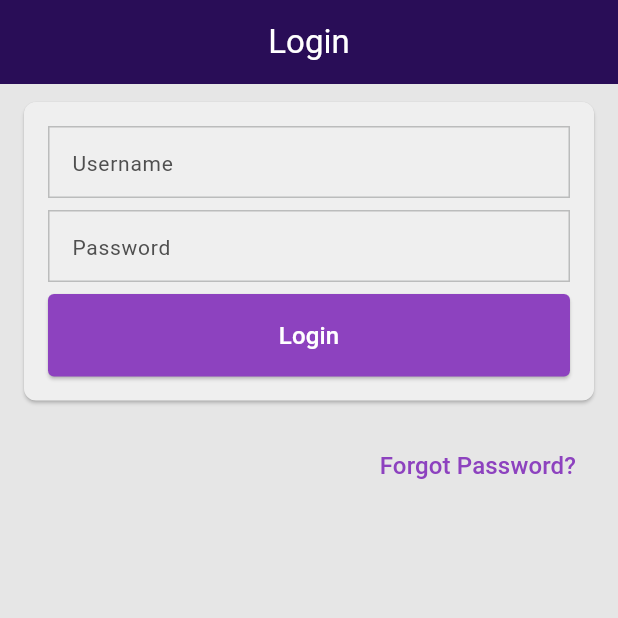
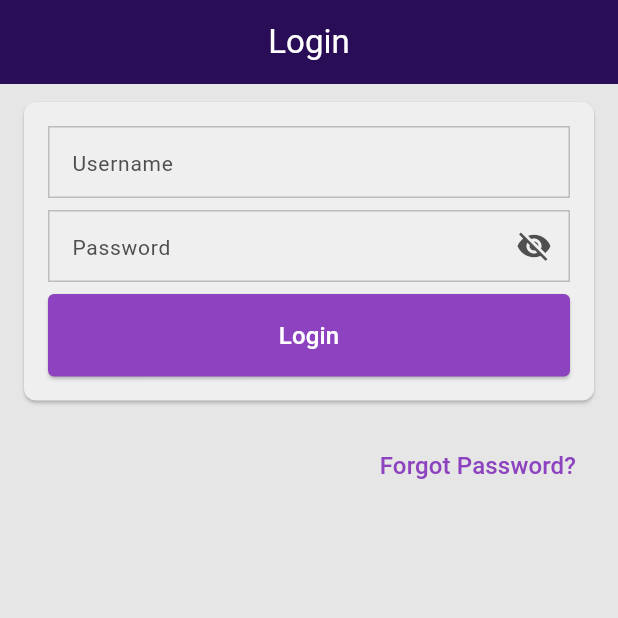
Before and after one commit to nateonguitar/flutter_best_practices, a Flutter app: the screen it shows after launch, on a phone screen of 412 x 824 dp, the top half of it. Run offline on Flutter 3.47's test engine with Material 3 defaults, Android fonts, the light colour scheme and no system bars; our stand-ins replace connectivity_plus, dio, go_router, shared_preferences; Roboto replaces fonts that are missing (Poppins).

Commit message:
Login autofill, show/hide password

```diff
--- a/lib/build_config.dart
+++ b/lib/build_config.dart
@@ -7,11 +7,11 @@ enum Environment {
 }
 
 class LoginAutofill {
-  final String email;
+  final String username;
   final String password;
 
   LoginAutofill({
-    required this.email,
+    required this.username,
     required this.password,
   });
 }
--- a/lib/main_dev.example.dart
+++ b/lib/main_dev.example.dart
@@ -27,8 +27,7 @@ Future<void> main() async {
     // mockNetworkLatencyDuration: const Duration(seconds: 1),
     apiUrl: apiUrl,
     loginAutofill: LoginAutofill(
-      email: 'guru.pro@test.com',
-      // email: 'asdf@asdf.com',
+      username: 'username1',
       password: r'Test1234$',
     ),
     environment: Environment.development,
--- a/lib/pages/login_page.dart
+++ b/lib/pages/login_page.dart
@@ -1,4 +1,5 @@
 import 'package:flutter/material.dart';
+import 'package:flutter_best_practices/build_config.dart';
 import 'package:flutter_best_practices/provider.dart';
 import 'package:flutter_best_practices/services/auth_service.dart';
 import 'package:flutter_best_practices/themes/core_theme.dart';
@@ -7,6 +8,11 @@ import 'package:flutter_best_practices/utils/logging.dart';
 class _Controllers {
   final username = TextEditingController();
   final password = TextEditingController();
+
+  void initFromAutofill(LoginAutofill loginAutofill) {
+    username.text = loginAutofill.username;
+    password.text = loginAutofill.password;
+  }
 
   void trimAll() {
     username.text = username.text.trim();
@@ -25,9 +31,19 @@ class _LoginPageState extends State<LoginPage> with Logging {
   final _authService = Provider.get<AuthService>();
 
   bool _loggingIn = false;
+  bool _showPassword = false;
 
   final _controllers = _Controllers();
   final _formKey = GlobalKey<FormState>();
+
+  @override
+  void initState() {
+    super.initState();
+    final loginAutofill = BuildConfig.instance.loginAutofill;
+    if (loginAutofill != null) {
+      _controllers.initFromAutofill(loginAutofill);
+    }
+  }
 
   @override
   Widget build(BuildContext context) {
@@ -59,32 +75,34 @@ class _LoginPageState extends State<LoginPage> with Logging {
     return Column(
       spacing: 16,
       children: [
-        _formWidget(),
-        Align(
-          alignment: Alignment.centerRight,
-          child: _forgotPasswordButton(),
-        ),
-      ],
-    );
-  }
-
-  Widget _formWidget() {
-    return Form(
-      key: _formKey,
-      child: Card(
+        Card(
           child: Padding(
             padding: CoreTheme.cardSectionPadding,
+            child: Form(
+              key: _formKey,
               child: Column(
                 spacing: 8,
                 crossAxisAlignment: CrossAxisAlignment.start,
                 children: [
                   _usernameField(),
                   _passwordField(),
-              _saveButton(),
+                  Row(
+                    children: [
+                      Expanded(
+                        child: _saveButton(),
+                      ),
+                    ],
+                  ),
                 ],
               ),
             ),
           ),
+        ),
+        Align(
+          alignment: Alignment.centerRight,
+          child: _forgotPasswordButton(),
+        ),
+      ],
     );
   }
 
@@ -108,11 +126,20 @@ class _LoginPageState extends State<LoginPage> with Logging {
   Widget _passwordField() {
     return TextFormField(
       controller: _controllers.password,
-      decoration: const InputDecoration(
+      decoration: InputDecoration(
         labelText: 'Password',
+        suffixIcon: IconButton(
+          icon: Icon(
+            _showPassword ? Icons.visibility : Icons.visibility_off,
+          ),
+          onPressed: () {
+            _showPassword = !_showPassword;
+            setState(() {});
+          },
+        ),
       ),
       enabled: !_loggingIn,
-      obscureText: true,
+      obscureText: !_showPassword,
       validator: (value) {
         value = (value ?? '').trim();
         if (value.isEmpty) {
@@ -124,15 +151,9 @@ class _LoginPageState extends State<LoginPage> with Logging {
   }
 
   Widget _saveButton() {
-    return Row(
-      children: [
-        Expanded(
-          child: ElevatedButton(
+    return ElevatedButton(
       onPressed: _loggingIn ? null : _save,
       child: const Text('Login'),
-          ),
-        ),
-      ],
     );
   }
 
```
Lines whose indentation alone changed are shown as unchanged.
